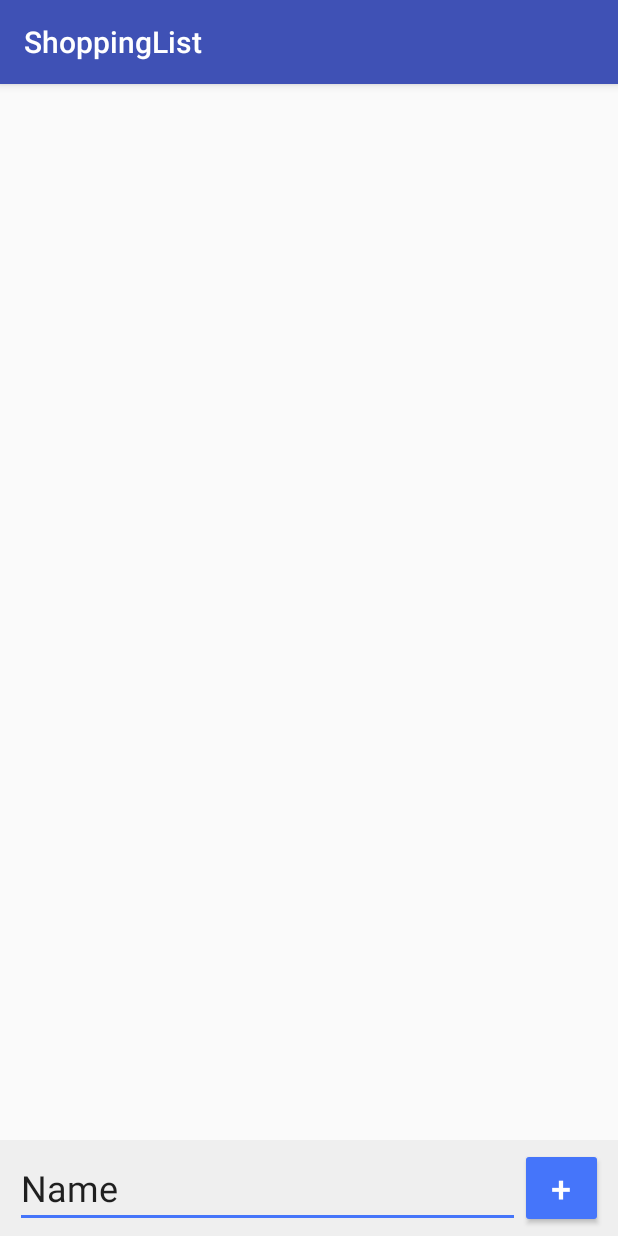
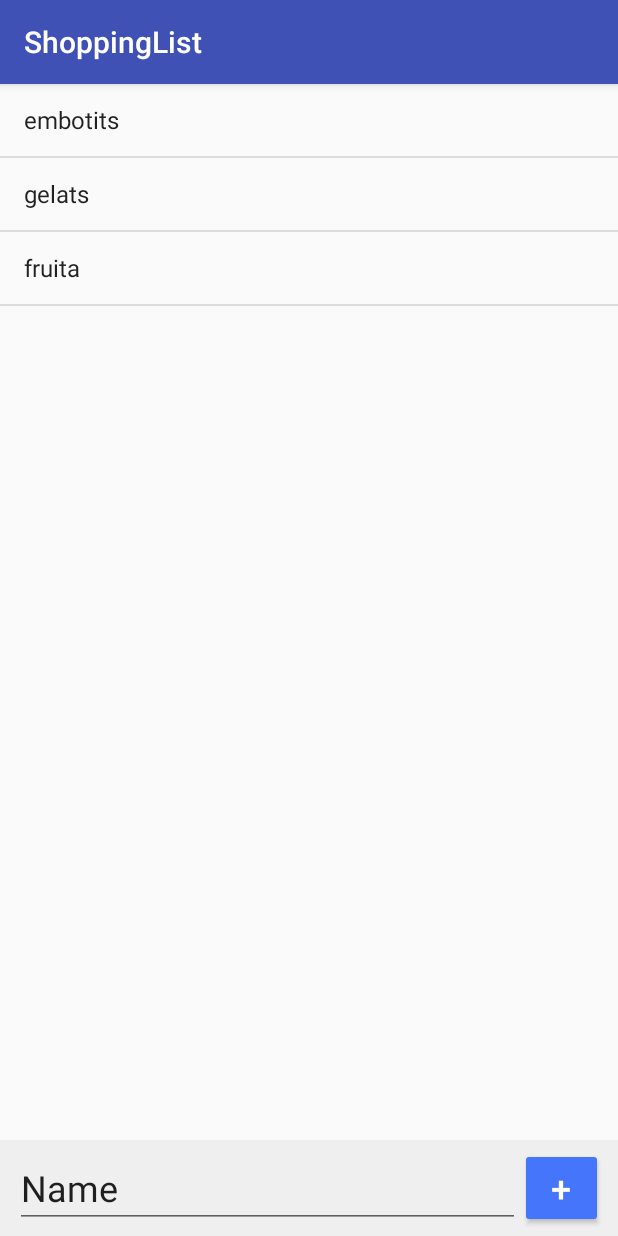
Before and after one commit to seditaa/ShoppingList2, an Android app: the screen it shows after launch (ShoppingListActivity), on a phone screen of 412 x 824 dp. Run offline under Robolectric (Android 15) with nearby library versions, the phone set to English and light mode, and no system bars.

Commit message:
Elements necessaris per la llista

```diff
--- a/app/src/main/java/edu/upc/eseiaat/pma/shoppinglist/ShoppingListActivity.java
+++ b/app/src/main/java/edu/upc/eseiaat/pma/shoppinglist/ShoppingListActivity.java
@@ -2,11 +2,18 @@ package edu.upc.eseiaat.pma.shoppinglist;
 
 import android.support.v7.app.AppCompatActivity;
 import android.os.Bundle;
+import android.util.Log;
 import android.view.View;
+import android.widget.ArrayAdapter;
 import android.widget.EditText;
 import android.widget.ListView;
 
+import java.util.ArrayList;
+
 public class ShoppingListActivity extends AppCompatActivity {
+
+    private ArrayList <String> itemList;
+    private ArrayAdapter <String> adapter;
 
     private ListView list;
     private EditText edit_item;
@@ -18,8 +25,16 @@ public class ShoppingListActivity extends AppCompatActivity {
 
         list = (ListView) findViewById(R.id.list);
         edit_item = (EditText) findViewById(R.id.edit_item);
+
+        itemList = new ArrayList<>();
+        itemList.add("embotits");
+        itemList.add("gelats");
+        itemList.add("fruita");
+        adapter = new ArrayAdapter<String>(this,android.R.layout.simple_list_item_1,itemList);
+        list.setAdapter(adapter);
     }
 
     public void add_item(View view) {
+
     }
 }
```
